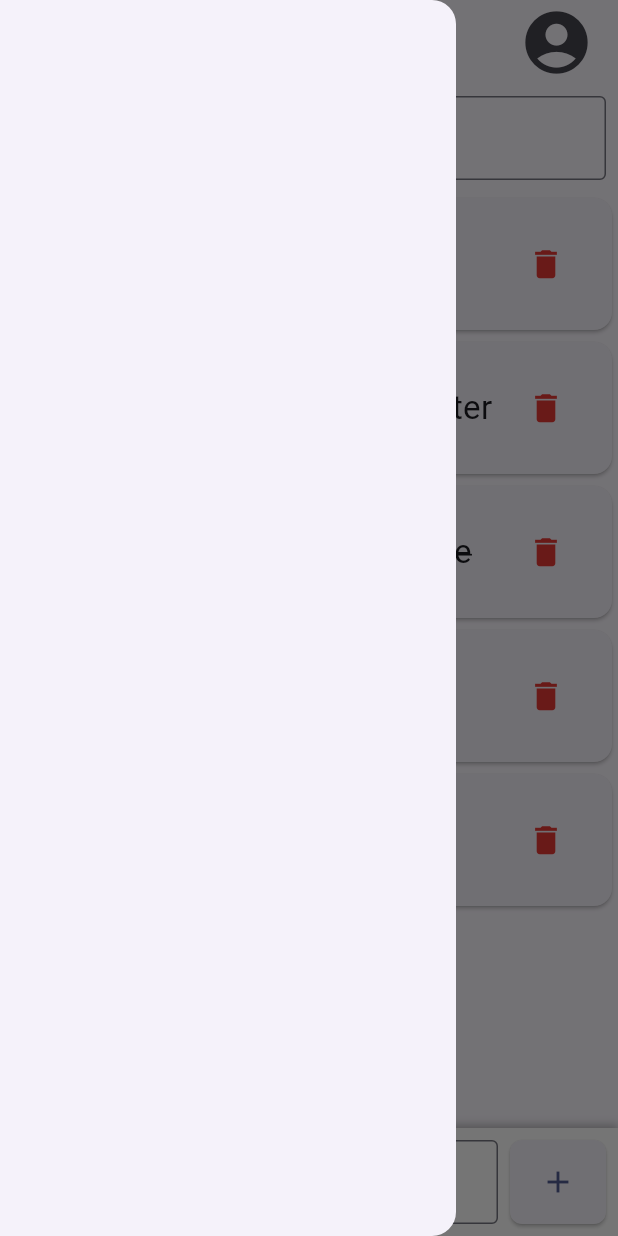
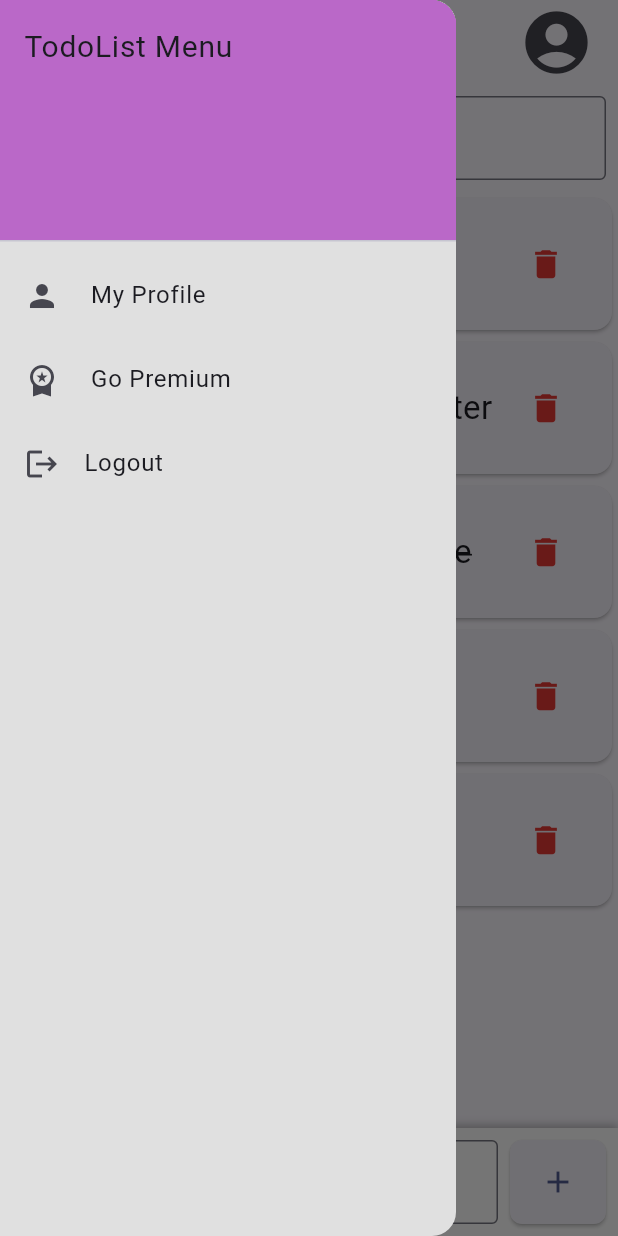
Before and after one commit to Aures-dev/todo_list_flutter_1, a Flutter app: the MyHomePage screen opened by its route, with the side drawer open, on a phone screen of 412 x 824 dp. Run offline on Flutter 3.47's test engine with Material 3 defaults, Android fonts, the phone set to English and light mode, and no system bars.

Commit message:
manipulations transitions

```diff
--- /dev/null
+++ b/lib/components/drawer_option_list.dart
@@ -0,0 +1,49 @@
+import 'package:flutter/material.dart';
+
+class DrawerOptionList extends StatefulWidget {
+  const DrawerOptionList({super.key});
+
+  @override
+  State<DrawerOptionList> createState() => _DrawerOptionListState();
+}
+
+class _DrawerOptionListState extends State<DrawerOptionList> {
+  @override
+  Widget build(BuildContext context) {
+    return ListView(
+      padding: EdgeInsets.zero,
+      children: [
+        DrawerHeader(
+          decoration: BoxDecoration(
+            color: Colors.purple[300],
+          ),
+          child: const Text(
+            'TodoList Menu',
+            style: TextStyle(fontSize: 20),
+          ),
+        ),
+        ListTile(
+          leading: Icon(Icons.person),
+          title: const Text(' My Profile '),
+          onTap: () {
+            Navigator.pop(context);
+          },
+        ),
+        ListTile(
+          leading: Icon(Icons.workspace_premium),
+          title: const Text(' Go Premium '),
+          onTap: () {
+            Navigator.pop(context);
+          },
+        ),
+        ListTile(
+          leading: Icon(Icons.logout),
+          title: const Text('Logout'),
+          onTap: () {
+            Navigator.pushNamed(context, "/");
+          },
+        ),
+      ],
+    );
+  }
+}
--- /dev/null
+++ b/lib/routes/routes.dart
@@ -0,0 +1,16 @@
+import 'package:flutter/material.dart';
+import 'package:todo_list_flutter_1/screen/login_page.dart';
+import 'package:todo_list_flutter_1/screen/my_home_page.dart';
+import 'package:todo_list_flutter_1/screen/register_page.dart';
+
+class Routes {
+  final Map<String, WidgetBuilder> _routes = {
+    '/': (context) => const LoginPage(),
+    '/register': (context) => const RegisterPage(),
+    '/home': (context) => const MyHomePage(),
+  };
+
+  Map<String, WidgetBuilder> getRoutes() {
+    return _routes;
+  }
+}
--- a/lib/screen/my_home_page.dart
+++ b/lib/screen/my_home_page.dart
@@ -1,4 +1,5 @@
 import 'package:flutter/material.dart';
+import 'package:todo_list_flutter_1/components/drawer_option_list.dart';
 import 'package:todo_list_flutter_1/components/navbar_bottom.dart';
 import 'package:todo_list_flutter_1/model/todo.dart';
 
@@ -61,7 +62,10 @@ class _MyHomePageState extends State<MyHomePage> {
           )
         ],
       ),
-      drawer: Drawer(),
+      drawer: Drawer(
+        backgroundColor: Colors.grey[300],
+        child: DrawerOptionList(),
+      ),
       body: Column(
         crossAxisAlignment: CrossAxisAlignment.center,
         children: [
```
Also changed, not shown: lib/animation/flip_effect.dart (added, +58 -0 lines), lib/main.dart (+4 -9 lines), lib/screen/login_page.dart (+8 -5 lines).
